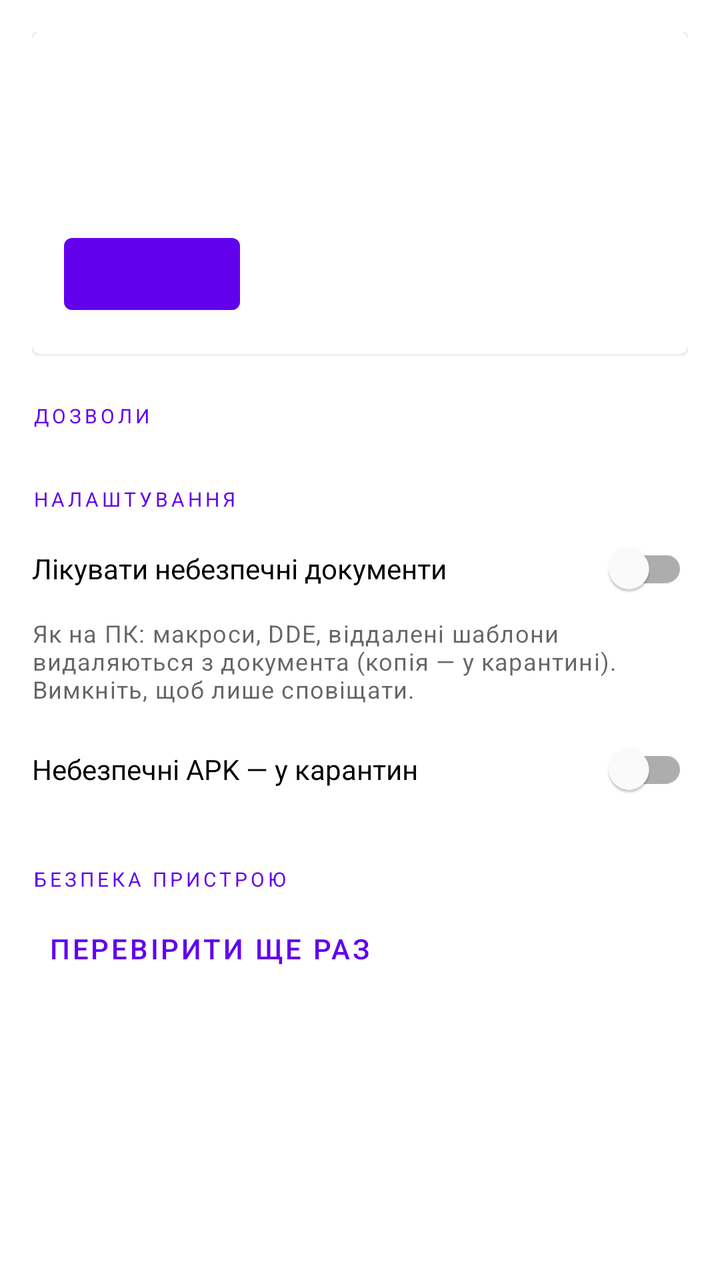
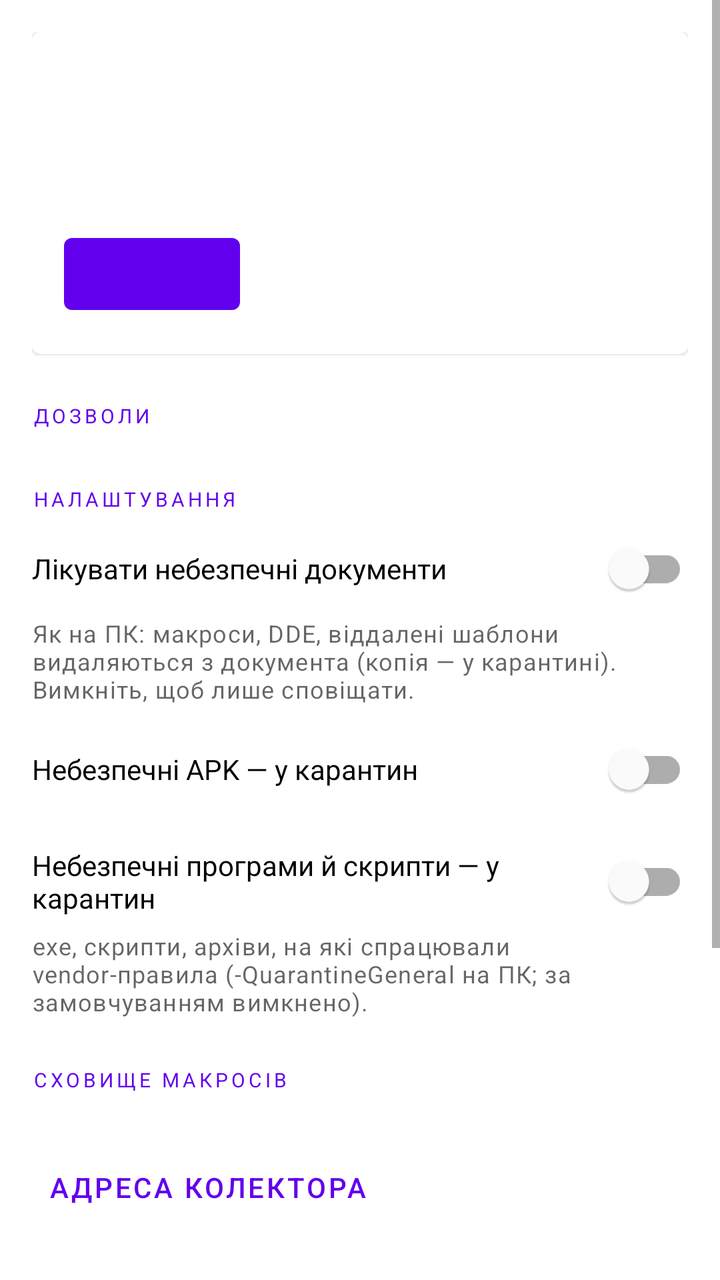

An Android layout rendered at two revisions. The XML below is the earlier revision; the diff shows what the commit changed to produce the second picture.
<!-- AndroidManifest.xml: application theme Theme.Yaradocscanandroid -->
<!-- res/layout/view_overview.xml -->
<?xml version="1.0" encoding="utf-8"?>
<ScrollView xmlns:android="http://schemas.android.com/apk/res/android"
    android:layout_width="match_parent"
    android:layout_height="match_parent">

    <LinearLayout
        android:layout_width="match_parent"
        android:layout_height="wrap_content"
        android:orientation="vertical"
        android:padding="16dp">

        <com.google.android.material.card.MaterialCardView
            android:id="@+id/status_card"
            android:layout_width="match_parent"
            android:layout_height="wrap_content">

            <LinearLayout
                android:layout_width="match_parent"
                android:layout_height="wrap_content"
                android:orientation="vertical"
                android:padding="16dp">

                <TextView
                    android:id="@+id/status_title"
                    android:layout_width="wrap_content"
                    android:layout_height="wrap_content"
                    android:textAppearance="?attr/textAppearanceHeadline6" />

                <TextView
                    android:id="@+id/status_text"
                    android:layout_width="match_parent"
                    android:layout_height="wrap_content"
                    android:layout_marginTop="4dp"
                    android:textAppearance="?attr/textAppearanceBody2" />

                <TextView
                    android:id="@+id/stats"
                    android:layout_width="match_parent"
                    android:layout_height="wrap_content"
                    android:layout_marginTop="4dp"
                    android:textAppearance="?attr/textAppearanceBody2" />

                <com.google.android.material.button.MaterialButton
                    android:id="@+id/toggle"
                    android:layout_width="wrap_content"
                    android:layout_height="wrap_content"
                    android:layout_marginTop="8dp" />
            </LinearLayout>
        </com.google.android.material.card.MaterialCardView>

        <TextView
            style="@style/SectionTitle"
            android:text="@string/section_permissions" />

        <LinearLayout
            android:id="@+id/permissions"
            android:layout_width="match_parent"
            android:layout_height="wrap_content"
            android:orientation="vertical" />

        <TextView
            style="@style/SectionTitle"
            android:text="@string/section_settings" />

        <com.google.android.material.switchmaterial.SwitchMaterial
            android:id="@+id/setting_cure"
            android:layout_width="match_parent"
            android:layout_height="wrap_content"
            android:text="@string/setting_cure" />

        <TextView
            android:layout_width="match_parent"
            android:layout_height="wrap_content"
            android:text="@string/setting_cure_why"
            android:textAppearance="?attr/textAppearanceCaption" />

        <com.google.android.material.switchmaterial.SwitchMaterial
            android:id="@+id/setting_quarantine_apk"
            android:layout_width="match_parent"
            android:layout_height="wrap_content"
            android:layout_marginTop="8dp"
            android:text="@string/setting_quarantine_apk" />

        <TextView
            style="@style/SectionTitle"
            android:text="@string/section_device" />

        <LinearLayout
            android:id="@+id/device_checks"
            android:layout_width="match_parent"
            android:layout_height="wrap_content"
            android:orientation="vertical" />

        <com.google.android.material.button.MaterialButton
            android:id="@+id/device_recheck"
            style="@style/Widget.MaterialComponents.Button.TextButton"
            android:layout_width="wrap_content"
            android:layout_height="wrap_content"
            android:text="@string/device_check_again" />

        <TextView
            android:id="@+id/results_file"
            android:layout_width="match_parent"
            android:layout_height="wrap_content"
            android:layout_marginTop="16dp"
            android:textAppearance="?attr/textAppearanceCaption"
            android:textIsSelectable="true" />
    </LinearLayout>
</ScrollView>
<!-- resources referenced by this layout -->
<resources>
  <string name="device_check_again">Перевірити ще раз</string>
  <string name="section_device">Безпека пристрою</string>
  <string name="section_permissions">Дозволи</string>
  <string name="section_settings">Налаштування</string>
  <string name="setting_cure">Лікувати небезпечні документи</string>
  <string name="setting_cure_why">Як на ПК: макроси, DDE, віддалені шаблони видаляються з документа (копія — у карантині). Вимкніть, щоб лише сповіщати.</string>
  <string name="setting_quarantine_apk">Небезпечні APK — у карантин</string>
  <style name="SectionTitle">
          <item name="android:layout_width">match_parent</item>
          <item name="android:layout_height">wrap_content</item>
          <item name="android:layout_marginTop">24dp</item>
          <item name="android:layout_marginBottom">4dp</item>
          <item name="android:textAppearance">?attr/textAppearanceOverline</item>
          <item name="android:textColor">?attr/colorPrimary</item>
      </style>
  <style name="Theme.Yaradocscanandroid" parent="Theme.MaterialComponents.DayNight.DarkActionBar">
          
          <item name="colorPrimary">@color/purple_500</item>
          <item name="colorPrimaryVariant">@color/purple_700</item>
          <item name="colorOnPrimary">@color/white</item>
          
          <item name="colorSecondary">@color/teal_200</item>
          <item name="colorSecondaryVariant">@color/teal_700</item>
          <item name="colorOnSecondary">@color/black</item>
          
          <item name="android:statusBarColor">?attr/colorPrimaryVariant</item>
          
      </style>
  <color name="purple_500">#FF6200EE</color>
  <color name="purple_700">#FF3700B3</color>
  <color name="white">#FFFFFFFF</color>
  <color name="teal_200">#FF03DAC5</color>
  <color name="teal_700">#FF018786</color>
  <color name="black">#FF000000</color>
</resources>

<!-- the commit's change to res/layout/view_overview.xml (unified diff, before → after) -->
@@ -81,6 +81,73 @@
             android:layout_marginTop="8dp"
             android:text="@string/setting_quarantine_apk" />
 
+        <com.google.android.material.switchmaterial.SwitchMaterial
+            android:id="@+id/setting_quarantine_general"
+            android:layout_width="match_parent"
+            android:layout_height="wrap_content"
+            android:layout_marginTop="8dp"
+            android:text="@string/setting_quarantine_general" />
+
+        <TextView
+            android:layout_width="match_parent"
+            android:layout_height="wrap_content"
+            android:text="@string/setting_quarantine_general_why"
+            android:textAppearance="?attr/textAppearanceCaption" />
+
+        <TextView
+            style="@style/SectionTitle"
+            android:text="@string/section_macros" />
+
+        <TextView
+            android:id="@+id/macro_status"
+            android:layout_width="match_parent"
+            android:layout_height="wrap_content"
+            android:textAppearance="?attr/textAppearanceBody2" />
+
+        <com.google.android.material.button.MaterialButton
+            android:id="@+id/macro_url"
+            style="@style/Widget.MaterialComponents.Button.TextButton"
+            android:layout_width="wrap_content"
+            android:layout_height="wrap_content"
+            android:text="@string/macro_set_url" />
+
+        <TextView
+            style="@style/SectionTitle"
+            android:text="@string/section_critical" />
+
+        <TextView
+            android:id="@+id/critical_status"
+            android:layout_width="match_parent"
+            android:layout_height="wrap_content"
+            android:textAppearance="?attr/textAppearanceBody2" />
+
+        <LinearLayout
+            android:layout_width="match_parent"
+            android:layout_height="wrap_content"
+            android:orientation="horizontal">
+
+            <com.google.android.material.button.MaterialButton
+                android:id="@+id/critical_file"
+                style="@style/Widget.MaterialComponents.Button.TextButton"
+                android:layout_width="wrap_content"
+                android:layout_height="wrap_content"
+                android:text="@string/critical_from_file" />
+
+            <com.google.android.material.button.MaterialButton
+                android:id="@+id/critical_url"
+                style="@style/Widget.MaterialComponents.Button.TextButton"
+                android:layout_width="wrap_content"
+                android:layout_height="wrap_content"
+                android:text="@string/critical_from_url" />
+
+            <com.google.android.material.button.MaterialButton
+                android:id="@+id/critical_off"
+                style="@style/Widget.MaterialComponents.Button.TextButton"
+                android:layout_width="wrap_content"
+                android:layout_height="wrap_content"
+                android:text="@string/critical_off" />
+        </LinearLayout>
+
         <TextView
             style="@style/SectionTitle"
             android:text="@string/section_device" />
<!-- resource entries referenced after the edit -->
@@ -1,12 +1,20 @@
 <!-- resources referenced by this layout -->
 <resources>
+  <string name="critical_from_file">З файлу</string>
+  <string name="critical_from_url">За URL</string>
+  <string name="critical_off">Вимкнути</string>
   <string name="device_check_again">Перевірити ще раз</string>
+  <string name="macro_set_url">Адреса колектора</string>
+  <string name="section_critical">Критична інформація (прохід 3)</string>
   <string name="section_device">Безпека пристрою</string>
+  <string name="section_macros">Сховище макросів</string>
   <string name="section_permissions">Дозволи</string>
   <string name="section_settings">Налаштування</string>
   <string name="setting_cure">Лікувати небезпечні документи</string>
   <string name="setting_cure_why">Як на ПК: макроси, DDE, віддалені шаблони видаляються з документа (копія — у карантині). Вимкніть, щоб лише сповіщати.</string>
   <string name="setting_quarantine_apk">Небезпечні APK — у карантин</string>
+  <string name="setting_quarantine_general">Небезпечні програми й скрипти — у карантин</string>
+  <string name="setting_quarantine_general_why">exe, скрипти, архіви, на які спрацювали vendor-правила (-QuarantineGeneral на ПК; за замовчуванням вимкнено).</string>
   <style name="SectionTitle">
           <item name="android:layout_width">match_parent</item>
           <item name="android:layout_height">wrap_content</item>
